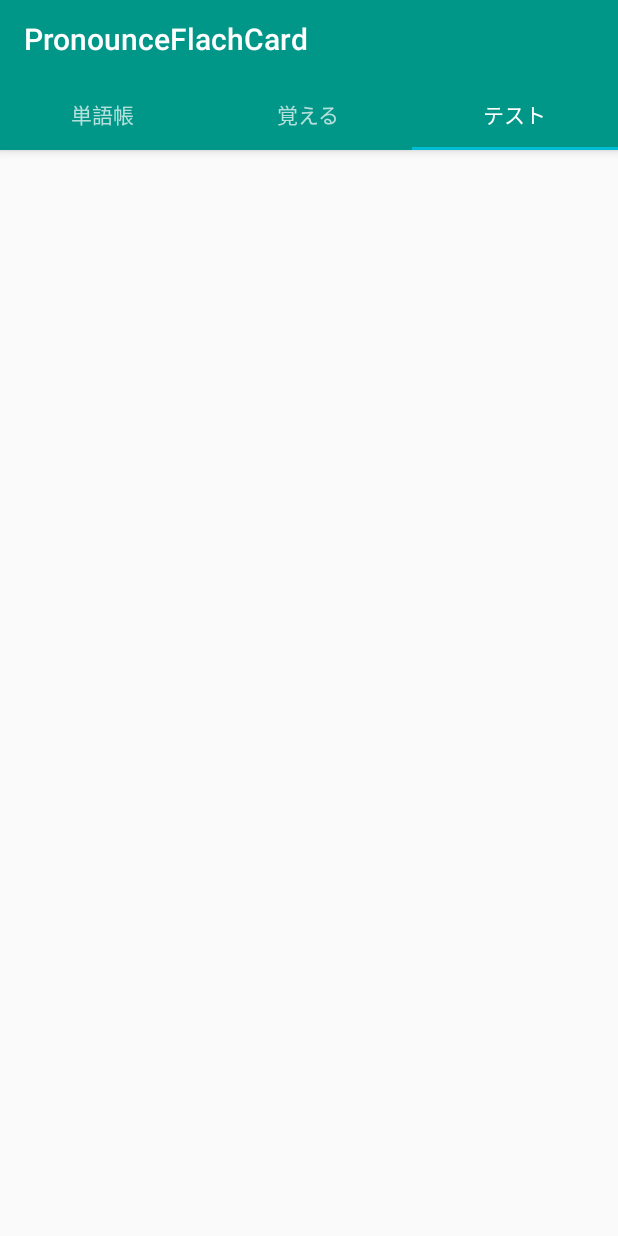
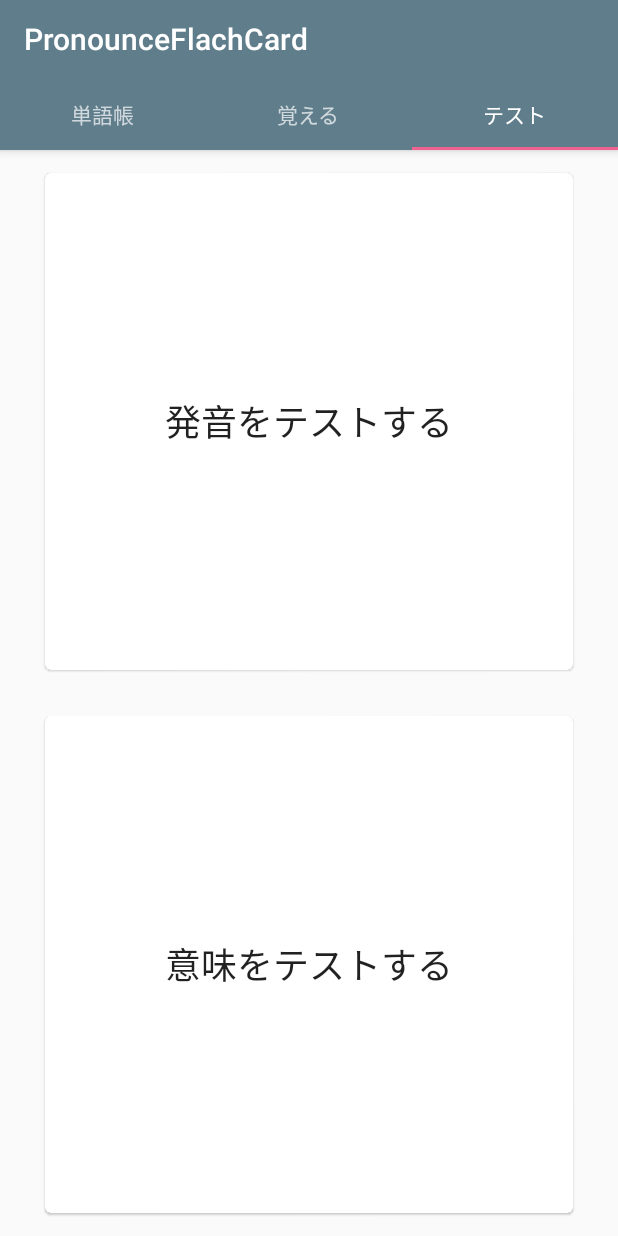
Before and after one commit to sshun04/PronounceFlachCard, an Android app: the screen it shows after launch (MainActivity), tab 3 chosen, on a phone screen of 412 x 824 dp. Run offline under Robolectric (Android 15) with nearby library versions, the phone set to English and light mode, and no system bars; libraries missing offline, so code that uses them is left out: io.realm; 8 statements that could not run were skipped.

Commit message:
add test Tab

```diff
--- a/app/src/main/java/com/shojishunsuke/pronounceflachcard/PronounceFlashCardApplication.kt
+++ b/app/src/main/java/com/shojishunsuke/pronounceflachcard/PronounceFlashCardApplication.kt
@@ -1,7 +1,6 @@
 package com.shojishunsuke.pronounceflachcard
 
 import android.app.Application
-import com.shojishunsuke.pronounceflachcard.Fragment.realm
 import io.realm.Realm
 import io.realm.RealmConfiguration
 
--- a/app/src/main/java/com/shojishunsuke/pronounceflachcard/adapter/CardRecyclerViewAdapter.kt
+++ b/app/src/main/java/com/shojishunsuke/pronounceflachcard/adapter/CardRecyclerViewAdapter.kt
@@ -4,9 +4,11 @@ import android.app.AlertDialog
 import android.content.Context
 import android.content.DialogInterface
 import android.graphics.drawable.ColorDrawable
+import android.util.TypedValue
 import android.view.LayoutInflater
 import android.view.View
 import android.view.ViewGroup
+import android.view.WindowManager
 import android.widget.ImageView
 import android.widget.PopupMenu
 import android.widget.PopupWindow
@@ -71,6 +73,9 @@ class CardRecyclerViewAdapter(private val context: Context?, val realmResults: R
                     .show()
 
             }
+            var width = TypedValue.applyDimension(TypedValue.COMPLEX_UNIT_DIP,100f,context!!.resources!!.displayMetrics)
+            popupWindow.setWindowLayoutMode(width.toInt(),WindowManager.LayoutParams.WRAP_CONTENT)
+            popupWindow.width =width.toInt()
 
             popupWindow.contentView = popupView
             popupWindow.isOutsideTouchable = true
--- a/app/src/main/java/com/shojishunsuke/pronounceflachcard/adapter/MemorizeRecyclerViewAdapter.kt
+++ b/app/src/main/java/com/shojishunsuke/pronounceflachcard/adapter/MemorizeRecyclerViewAdapter.kt
@@ -2,9 +2,6 @@ package com.shojishunsuke.pronounceflachcard.adapter
 
 import android.content.Context
 import android.speech.tts.TextToSpeech
-import android.speech.tts.TextToSpeechService
-import android.speech.tts.Voice
-import android.util.Log
 import android.view.LayoutInflater
 import android.view.View
 import android.view.ViewGroup
@@ -13,12 +10,11 @@ import android.widget.ImageView
 import android.widget.TextView
 import android.widget.Toast
 import androidx.recyclerview.widget.RecyclerView
-import com.shojishunsuke.pronounceflachcard.Fragment.realm
+import com.shojishunsuke.pronounceflachcard.fragment.realm
 import com.shojishunsuke.pronounceflachcard.R
 import com.shojishunsuke.pronounceflachcard.WordObject
 import io.realm.*
 import java.util.*
-import java.util.function.LongFunction
 
 class MemorizeRecyclerViewAdapter(private val context: Context?, val realmResults: RealmResults<WordObject>) :
     RecyclerView.Adapter<MemorizeRecyclerViewAdapter.MemorizeRecyclerViewHolder>(), TextToSpeech.OnInitListener {
--- a/app/src/main/java/com/shojishunsuke/pronounceflachcard/adapter/MyPagerAdapter.kt
+++ b/app/src/main/java/com/shojishunsuke/pronounceflachcard/adapter/MyPagerAdapter.kt
@@ -3,9 +3,9 @@ package com.shojishunsuke.pronounceflachcard.adapter
 import androidx.fragment.app.Fragment
 import androidx.fragment.app.FragmentManager
 import androidx.fragment.app.FragmentPagerAdapter
-import com.shojishunsuke.pronounceflachcard.Fragment.FlashCardFragment
-import com.shojishunsuke.pronounceflachcard.Fragment.MemorizeWordFragment
-import com.shojishunsuke.pronounceflachcard.Fragment.TestFragment
+import com.shojishunsuke.pronounceflachcard.fragment.FlashCardFragment
+import com.shojishunsuke.pronounceflachcard.fragment.MemorizeWordFragment
+import com.shojishunsuke.pronounceflachcard.fragment.TestFragment
 
 
 class MyPagerAdapter(fragmentManager: FragmentManager) : FragmentPagerAdapter(fragmentManager) {
--- a/app/src/main/java/com/shojishunsuke/pronounceflachcard/Fragment/AddWordDialogFragment.kt
+++ b/app/src/main/java/com/shojishunsuke/pronounceflachcard/fragment/AddWordDialogFragment.kt
@@ -1,4 +1,4 @@
-package com.shojishunsuke.pronounceflachcard.Fragment
+package com.shojishunsuke.pronounceflachcard.fragment
 
 import android.app.Dialog
 import android.graphics.Color
@@ -10,11 +10,9 @@ import android.view.WindowManager
 import android.widget.Button
 import android.widget.EditText
 import androidx.fragment.app.DialogFragment
-import com.google.android.material.button.MaterialButton
 import com.shojishunsuke.pronounceflachcard.R
 import com.shojishunsuke.pronounceflachcard.WordObject
 import io.realm.Realm
-import kotlinx.android.synthetic.main.dialog_fragment_add_word.*
 import java.lang.Exception
 
 class AddWordDialogFragment : DialogFragment() {
--- a/app/src/main/java/com/shojishunsuke/pronounceflachcard/Fragment/FlashCardFragment.kt
+++ b/app/src/main/java/com/shojishunsuke/pronounceflachcard/fragment/FlashCardFragment.kt
@@ -1,6 +1,5 @@
-package com.shojishunsuke.pronounceflachcard.Fragment
+package com.shojishunsuke.pronounceflachcard.fragment
 
-import android.graphics.drawable.Icon
 import android.os.Bundle
 import android.view.LayoutInflater
 import android.view.View
@@ -25,7 +24,7 @@ class FlashCardFragment : Fragment() {
         val recyclerview = layout.findViewById<RecyclerView>(R.id.recyclerview)
         val addButton = layout.findViewById<FloatingActionButton>(R.id.addwordbutton)
 
-        addButton.setImageResource(R.drawable.baseline_add_black_18dp)
+        addButton.setImageResource(R.drawable.baseline_add_white_18)
         addButton.setOnClickListener(View.OnClickListener {
             val addDialog = AddWordDialogFragment()
             addDialog.show(childFragmentManager,"add_dialog")
--- a/app/src/main/java/com/shojishunsuke/pronounceflachcard/Fragment/MemorizeWordFragment.kt
+++ b/app/src/main/java/com/shojishunsuke/pronounceflachcard/fragment/MemorizeWordFragment.kt
@@ -1,13 +1,9 @@
-package com.shojishunsuke.pronounceflachcard.Fragment
+package com.shojishunsuke.pronounceflachcard.fragment
 
-import android.app.Activity
 import android.os.Bundle
-import android.util.AttributeSet
 import android.view.LayoutInflater
 import android.view.View
 import android.view.ViewGroup
-import android.widget.Button
-import android.widget.EditText
 import androidx.fragment.app.Fragment
 import androidx.recyclerview.widget.LinearLayoutManager
 import androidx.recyclerview.widget.RecyclerView
--- a/app/src/main/java/com/shojishunsuke/pronounceflachcard/Fragment/WordDetailDialogFragment.kt
+++ b/app/src/main/java/com/shojishunsuke/pronounceflachcard/fragment/WordDetailDialogFragment.kt
@@ -1,4 +1,4 @@
-package com.shojishunsuke.pronounceflachcard.Fragment
+package com.shojishunsuke.pronounceflachcard.fragment
 
 import android.app.Dialog
 import android.graphics.Color
@@ -6,7 +6,6 @@ import android.graphics.drawable.ColorDrawable
 import android.os.Bundle
 import android.view.Window
 import android.view.WindowManager
-import android.widget.EditText
 import android.widget.TextView
 import androidx.fragment.app.DialogFragment
 import com.shojishunsuke.pronounceflachcard.R
--- a/app/src/main/res/layout/fragment_test_tab.xml
+++ b/app/src/main/res/layout/fragment_test_tab.xml
@@ -1,7 +1,82 @@
 <?xml version="1.0" encoding="utf-8"?>
-<androidx.constraintlayout.widget.ConstraintLayout xmlns:android="http://schemas.android.com/apk/res/android"
-              android:orientation="vertical"
-              android:layout_width="match_parent"
-              android:layout_height="match_parent">
+<LinearLayout
+        android:id="@+id/testFragmentBackground"
+        xmlns:android="http://schemas.android.com/apk/res/android"
+        android:orientation="vertical"
+        android:layout_width="match_parent"
+        android:layout_height="match_parent">
 
-</androidx.constraintlayout.widget.ConstraintLayout>
+    <com.google.android.material.card.MaterialCardView
+            android:layout_width="match_parent"
+            android:layout_height="0dp"
+            android:layout_weight="1"
+            android:layout_marginHorizontal="30dp"
+            android:layout_marginVertical="15dp"
+            android:elevation="4dp"
+    >
+
+
+        <Button
+                android:id="@+id/pronounceTestButton"
+                android:layout_width="match_parent"
+                android:layout_height="match_parent"
+                android:gravity="center"
+                android:text="発音をテストする"
+                android:textSize="24dp"
+                android:background="@android:color/transparent"
+
+        />
+
+        <Button
+                android:id="@+id/checkedWordsButton"
+                android:layout_width="match_parent"
+                android:layout_height="match_parent"
+                android:gravity="center"
+                android:text="チェックした単語だけ"
+                android:textSize="24dp"
+                android:background="@android:color/transparent"
+                android:visibility="gone"
+
+
+        />
+
+
+    </com.google.android.material.card.MaterialCardView>
+
+
+    <com.google.android.material.card.MaterialCardView
+            android:layout_width="match_parent"
+            android:layout_height="0dp"
+            android:layout_marginHorizontal="30dp"
+            android:layout_marginVertical="15dp"
+            android:elevation="4dp"
+            android:layout_weight="1">
+
+
+        <Button
+                android:id="@+id/meaningTestButton"
+                android:layout_width="match_parent"
+                android:layout_height="match_parent"
+                android:gravity="center"
+                android:text="意味をテストする"
+                android:textSize="24dp"
+                android:background="@android:color/transparent"
+        />
+
+        <Button
+                android:id="@+id/allWordsButton"
+                android:layout_width="match_parent"
+                android:layout_height="match_parent"
+                android:gravity="center"
+                android:text="全ての単語"
+                android:textSize="24dp"
+                android:background="@android:color/transparent"
+                android:visibility="gone"
+
+
+        />
+
+
+    </com.google.android.material.card.MaterialCardView>
+
+</LinearLayout>
--- a/app/src/main/res/values/colors.xml
+++ b/app/src/main/res/values/colors.xml
@@ -1,6 +1,6 @@
 <?xml version="1.0" encoding="utf-8"?>
 <resources>
-    <color name="colorPrimary">#009688</color>
-    <color name="colorPrimaryDark">#00796B</color>
-    <color name="colorAccent">#00BCD4</color>
+    <color name="colorPrimary">#607D8B</color>
+    <color name="colorPrimaryDark">#37474F</color>
+    <color name="colorAccent">#F06292</color>
 </resources>
```
Also changed, not shown: app/src/main/java/com/shojishunsuke/pronounceflachcard/Fragment/TestFragment.kt (deleted, +0 -35 lines), app/src/main/java/com/shojishunsuke/pronounceflachcard/fragment/TestFragment.kt (added, +145 -0 lines), app/src/main/java/com/shojishunsuke/pronounceflachcard/fragment/TestMeaningFragment.kt (added, +39 -0 lines), app/src/main/java/com/shojishunsuke/pronounceflachcard/fragment/TestPronounceFragment.kt (added, +29 -0 lines), app/src/main/res/layout/fragment_test_meaning.xml (added, +19 -0 lines), app/src/main/res/layout/fragment_test_pronounce.xml (added, +22 -0 lines), app/src/main/res/drawable/outline_add_white_18dp.png (added).
